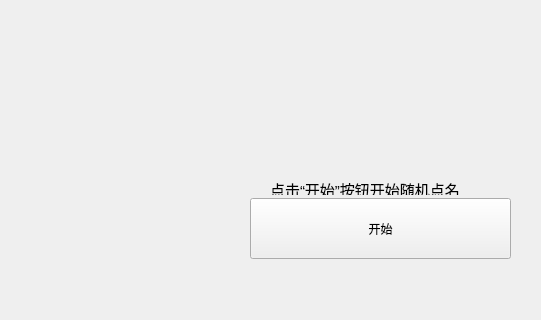
Xiaoxiaoyu1321/Class-toolbox, file 随机点名/main.ui: the form before one commit; both pictures show x 0 to 541 and y 162 to 482 of the 766 by 482 pixel window.
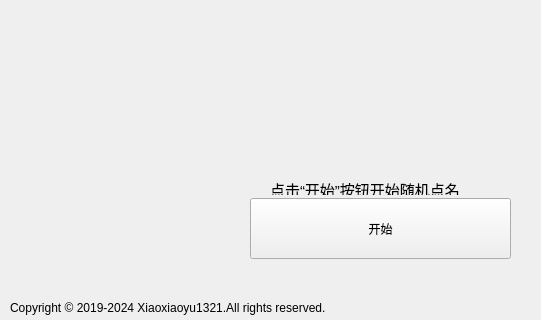
The form after the commit.

Diff of the .ui file:
```diff
--- a/随机点名/main.ui
+++ b/随机点名/main.ui
@@ -91,6 +91,19 @@
      <string>&lt;html&gt;&lt;head/&gt;&lt;body&gt;&lt;p align=&quot;center&quot;&gt;&lt;br/&gt;&lt;/p&gt;&lt;/body&gt;&lt;/html&gt;</string>
     </property>
    </widget>
+   <widget class="QLabel" name="label_3">
+    <property name="geometry">
+     <rect>
+      <x>10</x>
+      <y>460</y>
+      <width>381</width>
+      <height>21</height>
+     </rect>
+    </property>
+    <property name="text">
+     <string>&lt;html&gt;&lt;head/&gt;&lt;body&gt;&lt;p&gt;&lt;span style=&quot; font-family:'思源黑体 CN Light','sans-serif';&quot;&gt;Copyright © 2019-2024 Xiaoxiaoyu1321.All rights reserved.&lt;/span&gt;&lt;/p&gt;&lt;/body&gt;&lt;/html&gt;</string>
+    </property>
+   </widget>
   </widget>
  </widget>
  <resources/>
```
